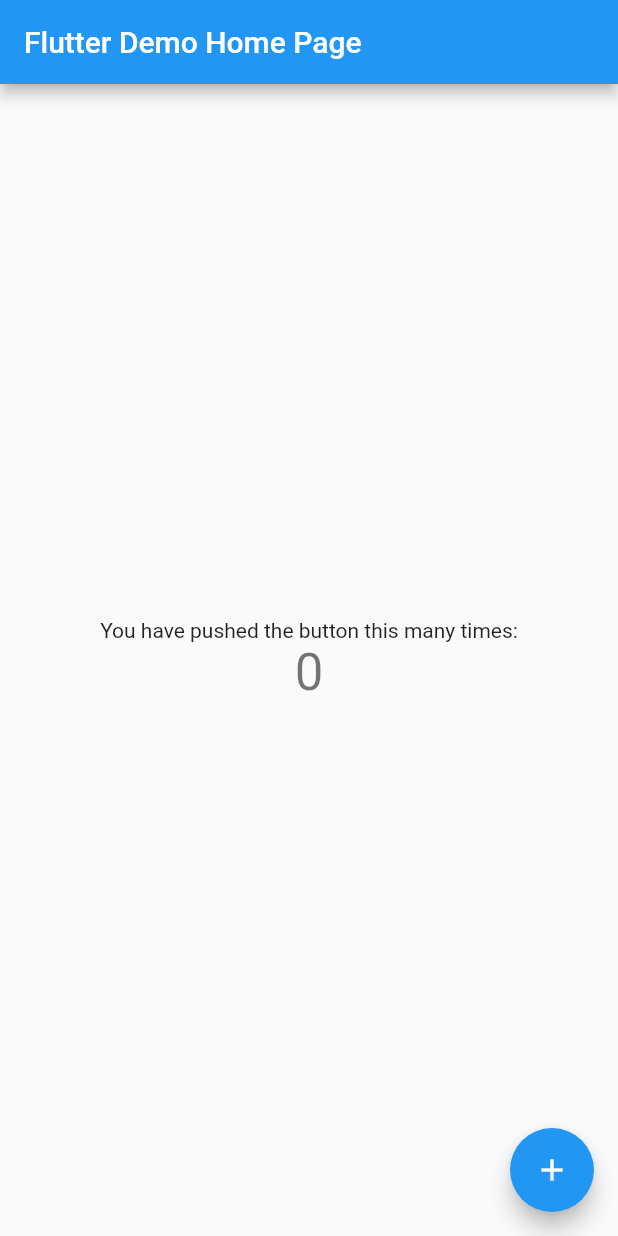
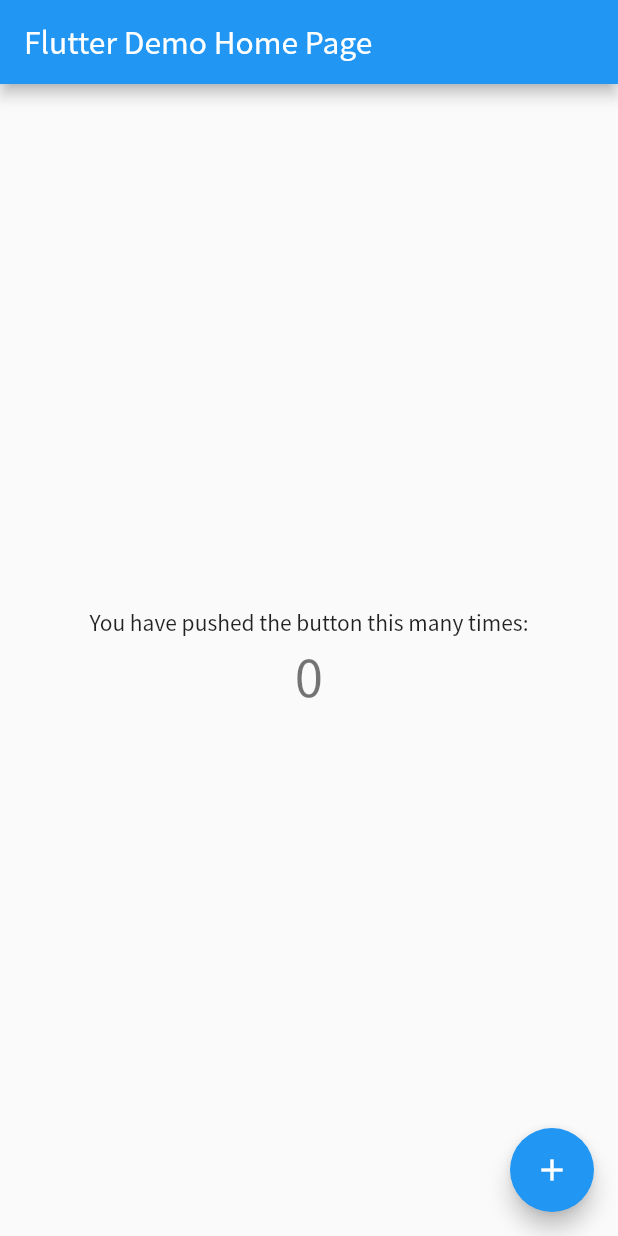
Before and after one commit to shirobutton/flutter_qiita_app, a Flutter app: the screen it shows after launch, on a phone screen of 412 x 824 dp. Run offline on Flutter 3.47's test engine with Material 2 defaults, Android fonts, the phone set to English and light mode, and no system bars; our stand-ins replace flutter_dotenv.

Commit message:
フォントの追加

```diff
--- a/lib/main.dart
+++ b/lib/main.dart
@@ -25,6 +25,7 @@ class MyApp extends StatelessWidget {
         // Notice that the counter didn't reset back to zero; the application
         // is not restarted.
         primarySwatch: Colors.blue,
+        fontFamily: "Noto Sans JP",
       ),
       home: const MyHomePage(title: 'Flutter Demo Home Page'),
     );
--- a/pubspec.yaml
+++ b/pubspec.yaml
@@ -139,3 +139,7 @@ flutter:
   #
   # For details regarding fonts from package dependencies,
   # see https://flutter.dev/custom-fonts/#from-packages
+  fonts:
+  - family: Noto Sans JP
+    fonts:
+      - asset: assets/fonts/NotoSansJP-Regular.otf
```
Also changed, not shown: 1 other file.
